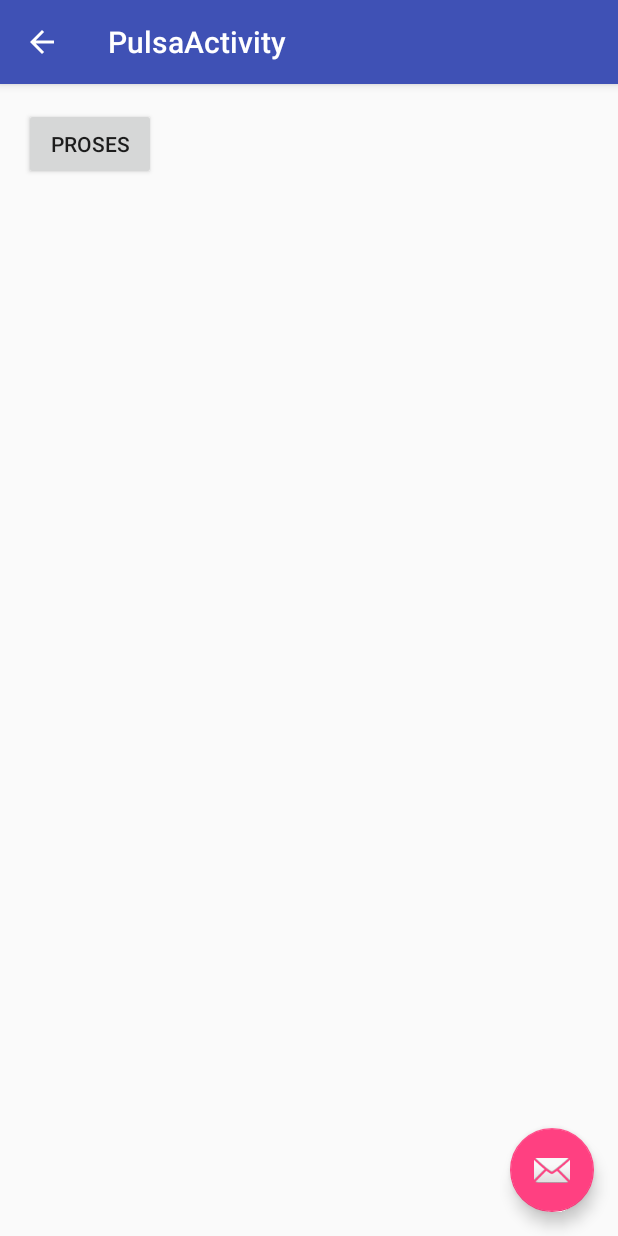
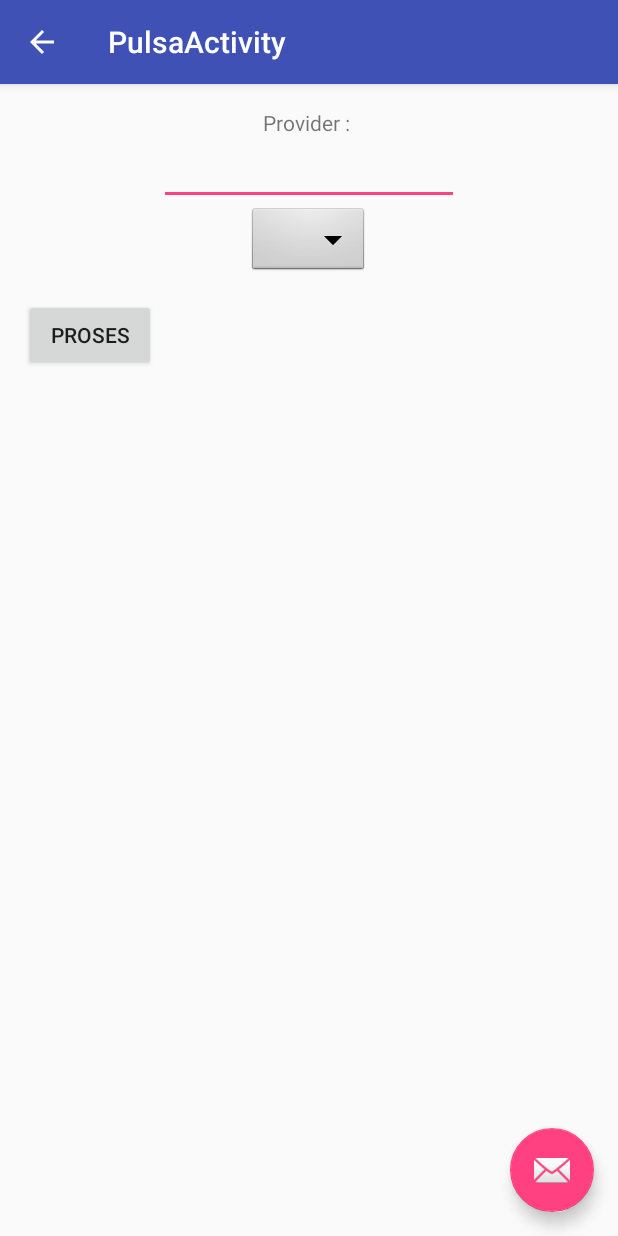
Before and after one commit to Dtech-Dev/SmartPay, an Android app: the PulsaActivity screen opened directly, with no data from a screen before it, on a phone screen of 412 x 824 dp. Run offline under Robolectric (Android 15) with nearby library versions, the phone set to English and light mode, and no system bars.

Commit message:
Isi Pulsa Activity II

```diff
--- a/app/src/main/java/com/dtech/smartpulsa/Configuration/Config.java
+++ b/app/src/main/java/com/dtech/smartpulsa/Configuration/Config.java
@@ -9,6 +9,12 @@ public class Config {
     public static final String URL_SELECT_CUSTOMER="http://samimi.web.id/dev/select-customer.php";
     public static final String URL_SELECT_ALL="http://samimi.web.id/dev/select-all.php?email=";
     public static final String URL_ADD_SALDO="http://samimi.web.id/dev/tambah-saldo.php";
+
+
+    /*url and post variable request -> query kode provider*/
+    public static final String URL_QUERY_KODE="http://samimi.web.id/dev/post-request.php";
+    public static final String TAG_PROVIDER = "provider";
+    public static final String TAG_NOMINAL = "nominal";
 
     //
     public static final String KEY_TKODE_NAME = "name";
--- a/app/src/main/java/com/dtech/smartpulsa/TempActivity.java
+++ b/app/src/main/java/com/dtech/smartpulsa/TempActivity.java
@@ -113,7 +113,7 @@ public class TempActivity extends AppCompatActivity
                 super.onPostExecute(s);
                 loading.dismiss();
                 JSON_STRING = s;
-                showEmployee(s);
+                showCustomer(s);
             }
 
             @Override
@@ -127,7 +127,7 @@ public class TempActivity extends AppCompatActivity
         gj.execute();
     }
 
-    public void showEmployee(String json) {
+    public void showCustomer(String json) {
         JSONObject jsonObject = null;
 
         try {
--- a/app/src/main/java/com/dtech/smartpulsa/feature/Transaksi.java
+++ b/app/src/main/java/com/dtech/smartpulsa/feature/Transaksi.java
@@ -38,10 +38,7 @@ public class Transaksi extends AsyncTask<Void, Void, String> {
         HashMap<String, String> paramsTransaksi = new HashMap<>();
         paramsTransaksi.put(Config.KEY_TKODE_NAME, "aris");
         paramsTransaksi.put(Config.KEY_TKODE_KODE, kode);
-        /*paramsAddSaldo.put(Config.TAG_NOREK_USER, noRekUser);
-        paramsAddSaldo.put(Config.TAG_NAMAREK_USER, namaRekUser);
-        paramsAddSaldo.put(Config.TAG_REK_TUJ, rekTujuan);
-        paramsAddSaldo.put(Config.TAG_JML_TRF, jmlTrf);*/
+
 
         RequestHandler reqHandler = new RequestHandler();
         String res = reqHandler.sendPostRequest(Config.URL_KODE, paramsTransaksi);
--- a/app/src/main/res/layout/content_pulsa.xml
+++ b/app/src/main/res/layout/content_pulsa.xml
@@ -44,19 +44,31 @@
             android:layout_width="match_parent"
             android:layout_height="wrap_content"
             android:id="@+id/otherLayout"
-            android:visibility="gone">
+            >
             <TextView
                 android:layout_width="wrap_content"
                 android:layout_height="wrap_content"
                 android:id="@+id/txtOtherNumber"
                 android:text="Provider : "
                 android:layout_centerHorizontal="true"/>
+
             <EditText
                 android:layout_width="200dp"
                 android:layout_height="wrap_content"
                 android:id="@+id/editOtherNumber"
                 android:layout_below="@+id/txtOtherNumber"
                 android:layout_centerHorizontal="true"/>
+
+            <Spinner
+                android:layout_width="wrap_content"
+                android:layout_height="wrap_content"
+                android:id="@+id/spinnerKode"
+                android:layout_centerHorizontal="true"
+                android:prompt="@string/spinner_title"
+                android:layout_below="@+id/editOtherNumber"
+                style="@android:style/Widget.Spinner"
+                android:spinnerMode="dropdown" />
+
         </RelativeLayout>
     </RelativeLayout>
 
@@ -66,11 +78,16 @@
         android:id="@+id/provider"
         android:layout_below="@+id/selfOrOther">
 
-        <Button
-            android:layout_width="wrap_content"
-            android:layout_height="wrap_content"
-            android:id="@+id/bTransac"
-            android:text="Proses"/>
     </RelativeLayout>
 
+    <Button
+        android:layout_width="wrap_content"
+        android:layout_height="wrap_content"
+        android:id="@+id/bTransac"
+        android:text="Proses"
+        android:layout_alignParentTop="true"
+        android:layout_alignParentLeft="true"
+        android:layout_alignParentStart="true"
+        android:layout_marginTop="127dp" />
+
 </RelativeLayout>
--- a/app/src/main/res/values/strings.xml
+++ b/app/src/main/res/values/strings.xml
@@ -4,7 +4,7 @@
     <string name="signed_in_fmt">Signed In As:</string>
     <string name="next"><![CDATA[Next>]]></string>
     <string name="title_activity_temp">TempActivity</string>
-
+    <string name="spinner_title">Nominal</string>
     <string name="navigation_drawer_open">Open navigation drawer</string>
     <string name="navigation_drawer_close">Close navigation drawer</string>
     <string name="title_activity_add_saldo">AddSaldoActivity</string>
```
Also changed, not shown: app/src/main/java/com/dtech/smartpulsa/PredictNumber.java (+12 -5 lines), app/src/main/java/com/dtech/smartpulsa/feature/PulsaActivity.java (+100 -2 lines).
